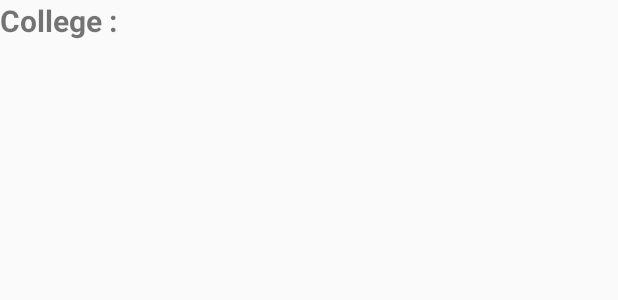
After one commit to saurabhpal007/Search_mod1, an Android app: the layout filcount.xml on its own in the app's theme, with its tools: preview values and no code run, on a phone screen of 412 x 824 dp. The commit adds this screen. Shown: the top 300 px of the screen. Run offline under Robolectric (Android 15) with nearby library versions, the phone set to English and light mode, and no system bars.

Commit message:
commit 29/7

```diff
--- /dev/null
+++ b/app/src/main/res/layout/filcount.xml
@@ -0,0 +1,14 @@
+<?xml version="1.0" encoding="utf-8"?>
+<RelativeLayout
+    xmlns:android="http://schemas.android.com/apk/res/android"
+    android:layout_width="110dp"
+    android:layout_height="wrap_content">
+    <TextView
+        android:id="@+id/filtext"
+        android:layout_width="wrap_content"
+        android:layout_height="wrap_content"
+        android:text="College :"
+        android:textSize="20dp"
+        android:textStyle="bold"/>
+
+</RelativeLayout>
--- a/app/src/main/res/layout/list.xml
+++ b/app/src/main/res/layout/list.xml
@@ -9,7 +9,7 @@
         android:paddingTop="10dp"
         android:paddingLeft="15dp"
         android:paddingRight="15dp"
-        android:textSize="20sp"
+        android:textSize="15sp"
         android:textColor="#111"
         android:id="@+id/name"
         android:text="Name"
```
Also changed, not shown: app/src/main/java/com/pal/thirstymission/serach_mod1/ApiInterface.java (+8 -1 lines), app/src/main/java/com/pal/thirstymission/serach_mod1/Getc.java (+1 -34 lines), app/src/main/java/com/pal/thirstymission/serach_mod1/MainActivity.java (+57 -4 lines), app/src/main/res/layout/activity_main.xml (+8 -0 lines).
